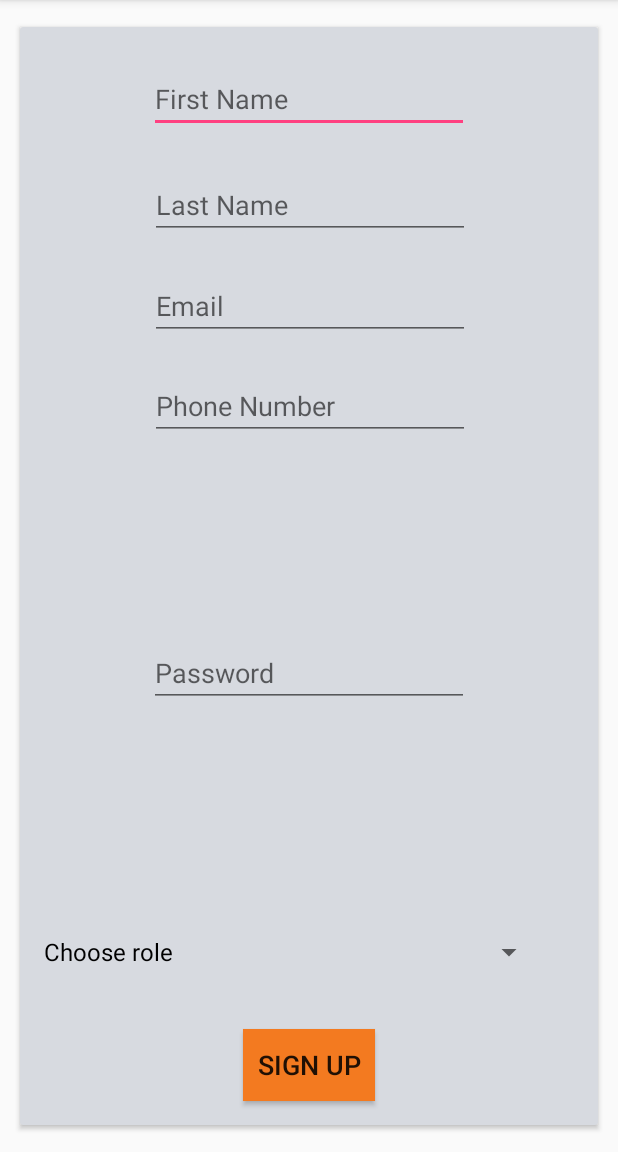
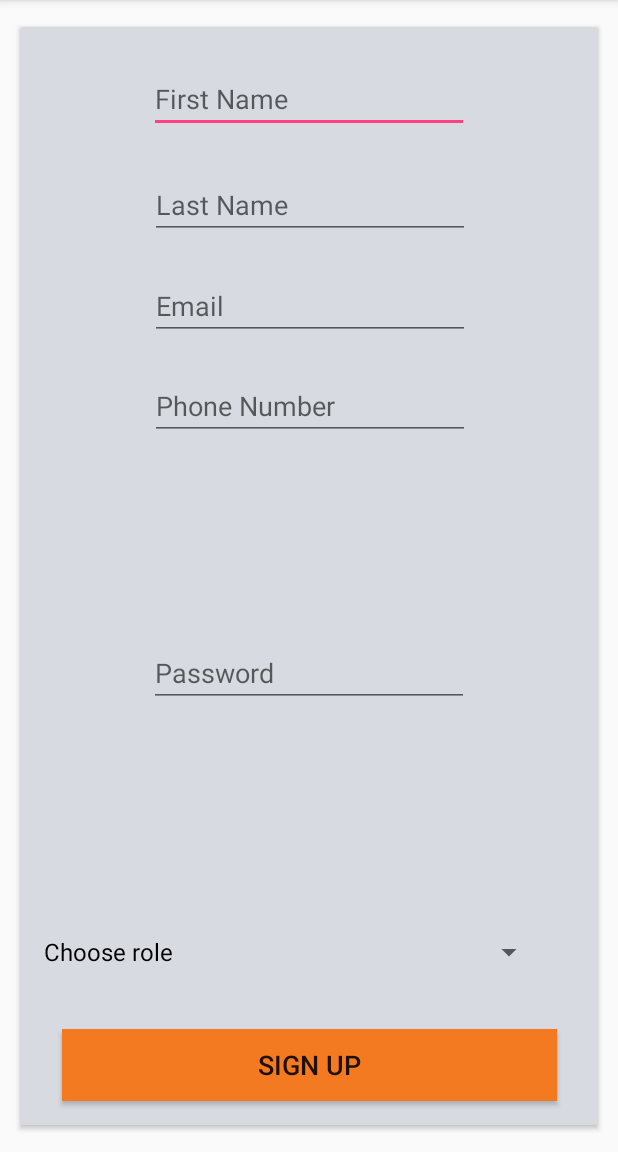
Before and after one commit to access-autism/android-client, an Android app: the SignUpActivity screen opened directly, with no data from a screen before it, on a phone screen of 412 x 824 dp, the part 84-1236 px from its top. Run offline under Robolectric (Android 15) with nearby library versions, the light colour scheme and no system bars.

Commit message:
add screens transitions and fix layout

```diff
--- a/app/src/main/res/layout/activity_family_caregiver_sign_up_form.xml
+++ b/app/src/main/res/layout/activity_family_caregiver_sign_up_form.xml
@@ -110,15 +110,15 @@
 
             <Button
                 android:id="@+id/button"
-                android:layout_width="wrap_content"
-                android:layout_height="wrap_content"
+                android:layout_width="316dp"
+                android:layout_height="48dp"
                 android:layout_marginBottom="16dp"
                 android:layout_marginEnd="8dp"
                 android:layout_marginStart="8dp"
                 android:background="@color/colorButtonOrange"
                 android:onClick="onClickNext"
                 android:text="@string/next"
-                android:textSize="10sp"
+                android:textSize="18sp"
                 app:layout_constraintBottom_toBottomOf="parent"
                 app:layout_constraintEnd_toEndOf="parent"
                 app:layout_constraintStart_toStartOf="parent" />
--- a/app/src/main/res/layout/activity_family_caregiver_sign_up_form2.xml
+++ b/app/src/main/res/layout/activity_family_caregiver_sign_up_form2.xml
@@ -25,15 +25,15 @@
 
             <Button
                 android:id="@+id/button3"
-                android:layout_width="wrap_content"
-                android:layout_height="wrap_content"
+                android:layout_width="316dp"
+                android:layout_height="47dp"
                 android:layout_marginBottom="16dp"
                 android:layout_marginEnd="8dp"
                 android:layout_marginStart="8dp"
                 android:background="@color/colorButtonOrange"
                 android:onClick="onClickNext"
                 android:text="@string/next"
-                android:textSize="10sp"
+                android:textSize="18sp"
                 app:layout_constraintBottom_toBottomOf="parent"
                 app:layout_constraintEnd_toEndOf="parent"
                 app:layout_constraintStart_toStartOf="parent" />
--- a/app/src/main/res/layout/activity_sign_up.xml
+++ b/app/src/main/res/layout/activity_sign_up.xml
@@ -34,8 +34,8 @@
                 android:layout_height="wrap_content"
                 android:layout_marginTop="25dp"
                 android:ems="10"
+                android:hint="@string/first_name_hint"
                 android:inputType="textPersonName"
-                android:hint="@string/first_name_hint"
                 app:layout_constraintLeft_toLeftOf="parent"
                 app:layout_constraintRight_toRightOf="parent"
                 app:layout_constraintTop_toTopOf="parent" />
@@ -46,8 +46,8 @@
                 android:layout_height="wrap_content"
                 android:layout_marginTop="25dp"
                 android:ems="10"
+                android:hint="@string/last_name_hint"
                 android:inputType="textPersonName"
-                android:hint="@string/last_name_hint"
                 app:layout_constraintHorizontal_bias="0.503"
                 app:layout_constraintLeft_toLeftOf="parent"
                 app:layout_constraintRight_toRightOf="parent"
@@ -99,21 +99,30 @@
                 android:layout_height="wrap_content"
                 android:layout_marginBottom="27dp"
                 android:layout_marginLeft="8dp"
-                android:layout_marginStart="8dp"
                 app:layout_constraintBottom_toTopOf="@+id/signUpButton"
                 app:layout_constraintLeft_toLeftOf="parent" />
 
             <Button
                 android:id="@+id/signUpButton"
-                android:layout_width="wrap_content"
+                android:layout_width="330dp"
                 android:layout_height="wrap_content"
                 android:layout_marginBottom="16dp"
                 android:background="@color/colorButtonOrange"
+                android:onClick="onClickConfirmSignUp"
                 android:text="@string/sign_up_button"
                 android:textSize="18sp"
                 app:layout_constraintBottom_toBottomOf="parent"
                 app:layout_constraintLeft_toLeftOf="parent"
                 app:layout_constraintRight_toRightOf="parent" />
+
+            <TextView
+                android:id="@+id/textViewErrorMessage"
+                android:layout_width="wrap_content"
+                android:layout_height="wrap_content"
+                android:textColor="@color/red"
+                app:layout_constraintLeft_toLeftOf="parent"
+                app:layout_constraintRight_toRightOf="parent"
+                app:layout_constraintTop_toBottomOf="@+id/editText7" />
         </android.support.constraint.ConstraintLayout>
 
     </android.support.v7.widget.CardView>
--- a/app/src/main/res/values/colors.xml
+++ b/app/src/main/res/values/colors.xml
@@ -9,4 +9,5 @@
     <color name="white">#fff</color>
     <color name="black">#000</color>
     <color name="colorButtonText">#088c91</color>
+    <color name="red">#FF0000</color>
 </resources>
--- a/app/src/main/res/values/strings.xml
+++ b/app/src/main/res/values/strings.xml
@@ -6,6 +6,7 @@
     <string name="phone_number_hint">Phone Number</string>
     <string name="password_hint">Password</string>
     <string name="login_hint">Phone Number or Email</string>
+    <string name="login_button">LOGIN</string>
     <string name="sign_up_button">SIGN UP</string>
     <string name="sign_up_link">Sign Up Now</string>
     <string name="no_account_text">You don\'t have an account?</string>
@@ -24,4 +25,6 @@
     <string name="child_registration_description_title">Description (Optional)</string>
     <string name="provider_sign_up_assigned_facility_title">Assigned facility</string>
     <string name="provider_sign_up_speciality_title">Role / Speciality</string>
+    <string name="missing_role_error_message">Select a valid role</string>
+    <string name="family_registration_permissions">Permissions setting</string>
 </resources>
```
Also changed, not shown: app/src/main/java/com/example/chouaib/access_autism/SignUpActivity.kt (+23 -1 lines), app/src/main/res/layout/activity_family_caregiver_sign_up_form3.xml (+4 -4 lines).
